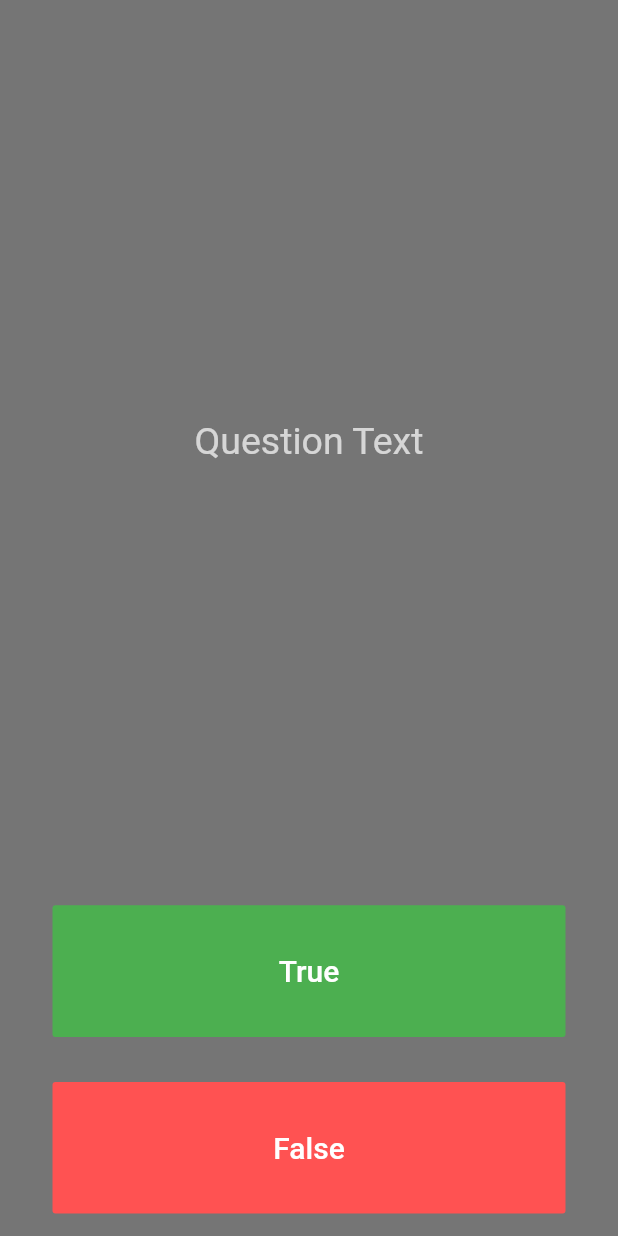
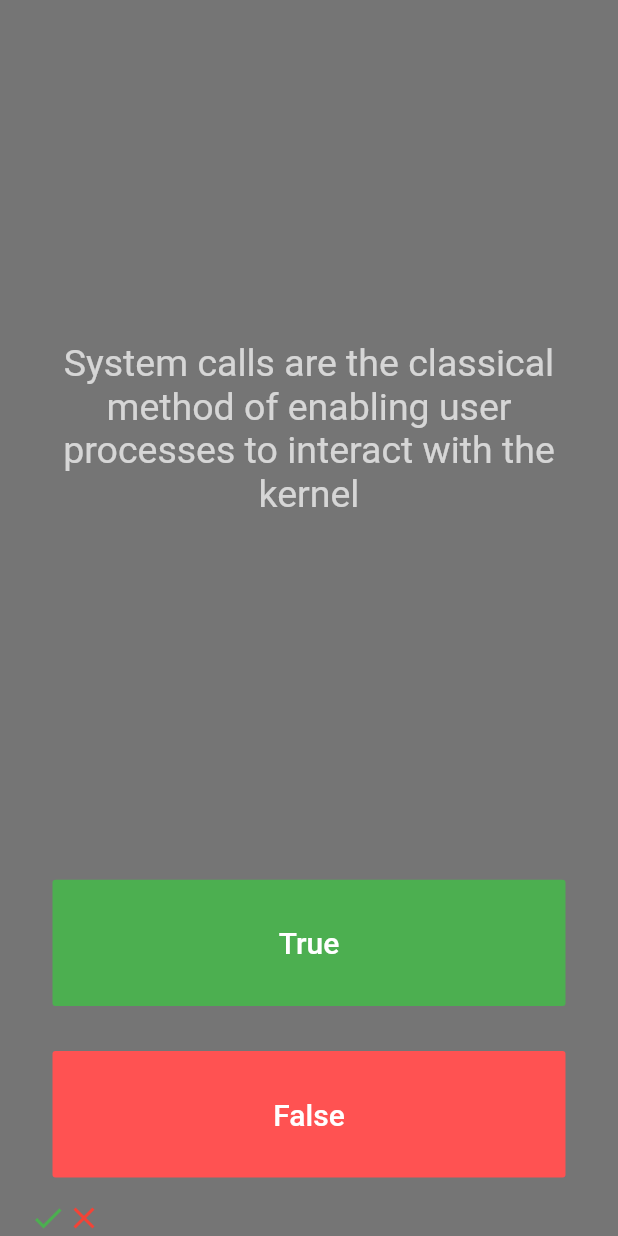
Before and after one commit to ayushi1376/Quizzer, a Flutter app: the screen it shows after launch, after a tap on "True", on a phone screen of 412 x 824 dp. Run offline on Flutter 3.47's test engine with Material 2 defaults, Android fonts, the phone set to English and light mode, and no system bars.

Commit message:
Question-Bank

```diff
--- a/lib/main.dart
+++ b/lib/main.dart
@@ -1,3 +1,4 @@
+import 'questions.dart';
 import 'package:flutter/material.dart';
 
 void main() {
@@ -26,6 +27,18 @@ class QuizPage extends StatefulWidget {
 }
 
 class _QuizPageState extends State<QuizPage> {
+  List<Icon> scoreKeeper=[];
+
+  int quenum=0;
+  List<Question> questionBank=[
+  Question(q:'The condition in a WHERE clause can refer to only one value.',a: false ),
+  Question(q:'System calls are the classical method of enabling user processes to interact with the kernel',a: true ),
+  Question(q:'The SELECT command, with its various clauses, allows users to query the data contained in the tables and ask many different questions or ad hoc queries.',a: true ),
+  Question(q:'SQL provides the AS keyword, which can be used to assign meaningful column names to the results of queries using the SQL built-in functions.',a: true ),
+  Question(q:'A SELECT statement within another SELECT statement and enclosed in square brackets ([...]) is called a subquery.',a: false )
+  ];
+
+
   @override
   Widget build(BuildContext context) {
     return Column(
@@ -37,7 +50,8 @@ class _QuizPageState extends State<QuizPage> {
             child:Padding(
                 padding: EdgeInsets.all(10.0),
               child: Center(
-                child: Text('Question Text',
+                child: Text(
+                  questionBank[quenum].quesText,
                   textAlign: TextAlign.center,
                   style: TextStyle(
                     fontSize: 25.0,
@@ -62,6 +76,15 @@ class _QuizPageState extends State<QuizPage> {
               ),
               onPressed: () {
                 //The user picked true.
+                bool correctans=questionBank[quenum].quesAns;
+                if(correctans==true){
+                  print("user got it right");
+                }else{
+                  print("user got it wrong");
+                }
+                setState(() {
+                  quenum++;
+                });
               },
             ),
           ),
@@ -81,13 +104,29 @@ class _QuizPageState extends State<QuizPage> {
               ),
               onPressed: () {
                 //The user picked true.
+                bool correctans=questionBank[quenum].quesAns;
+                if(correctans==false){
+                  print("user got it right");
+                }else{
+                  print("user got it wrong");
+                }
+                setState(() {
+                  quenum++;
+                });
               },
             ),
           ),
         ),
         Row(
           children: <Widget>[
-
+            Icon(
+              Icons.check,
+              color: Colors.green,
+            ),
+            Icon(
+              Icons.close,
+              color: Colors.red,
+            ),
           ],
         ),
       ],
@@ -95,3 +134,10 @@ class _QuizPageState extends State<QuizPage> {
 
   }
 }
+
+/*
+Q1=The condition in a WHERE clause can refer to only one value.-False
+Q2=The SELECT command, with its various clauses, allows users to query the data contained in the tables and ask many different questions or ad hoc queries.-True
+Q3=SQL provides the AS keyword, which can be used to assign meaningful column names to the results of queries using the SQL built-in functions.-True
+Q4=A SELECT statement within another SELECT statement and enclosed in square brackets ([...]) is called a subquery.-False
+* */
--- /dev/null
+++ b/lib/questions.dart
@@ -0,0 +1,10 @@
+class Question {
+  String quesText;
+  bool quesAns;
+
+  Question({String q, bool a}){
+    quesText=q;
+    quesAns=a;
+
+  }
+}
```
